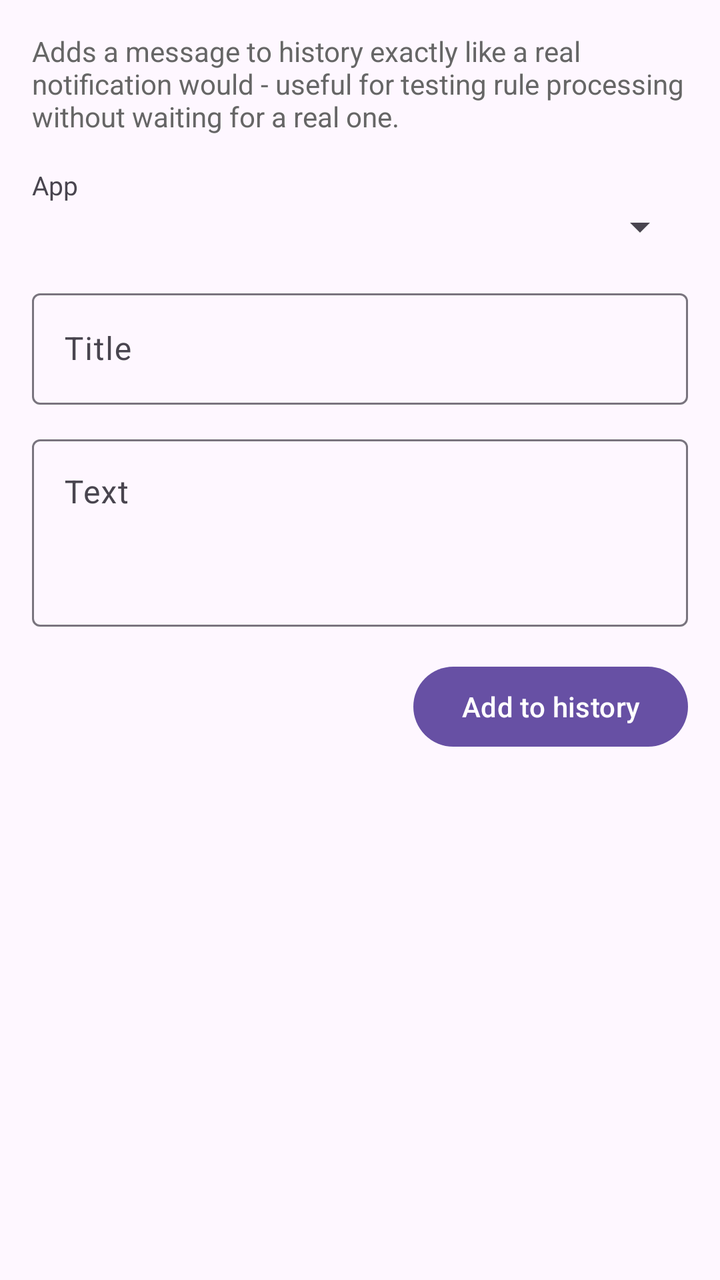
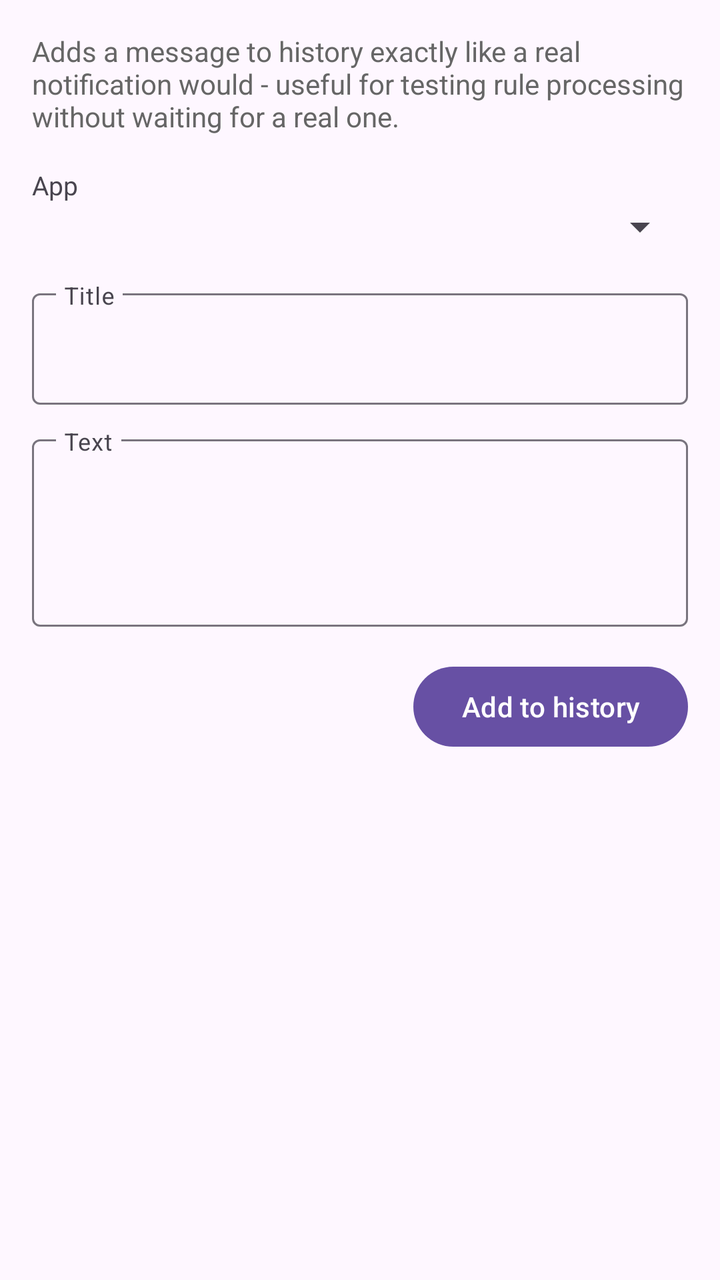

Screens rendered from an Android XML layout before and after an edit, with the pre-edit source and the edit as a unified diff.
<!-- AndroidManifest.xml: application theme Theme.FfNotifyImporter -->
<!-- res/layout/fragment_add_test_message.xml -->
<?xml version="1.0" encoding="utf-8"?>
<ScrollView xmlns:android="http://schemas.android.com/apk/res/android"
    android:layout_width="match_parent"
    android:layout_height="match_parent">

    <LinearLayout
        android:layout_width="match_parent"
        android:layout_height="wrap_content"
        android:orientation="vertical"
        android:padding="16dp">

        <TextView
            android:layout_width="match_parent"
            android:layout_height="wrap_content"
            android:layout_marginBottom="16dp"
            android:text="@string/add_test_message_explanation"
            android:textColor="#666666" />

        <TextView
            android:id="@+id/noMonitoredAppsText"
            android:layout_width="match_parent"
            android:layout_height="wrap_content"
            android:layout_marginBottom="16dp"
            android:text="@string/add_test_message_no_apps"
            android:visibility="gone" />

        <TextView
            android:layout_width="match_parent"
            android:layout_height="wrap_content"
            android:text="@string/add_test_message_app_label"
            android:textSize="13sp" />

        <Spinner
            android:id="@+id/appSpinner"
            android:layout_width="match_parent"
            android:layout_height="wrap_content"
            android:layout_marginBottom="16dp" />

        <com.google.android.material.textfield.TextInputLayout
            android:layout_width="match_parent"
            android:layout_height="wrap_content"
            android:layout_marginBottom="12dp"
            android:hint="@string/add_test_message_title_label">

            <com.google.android.material.textfield.TextInputEditText
                android:id="@+id/titleInput"
                android:layout_width="match_parent"
                android:layout_height="wrap_content" />

        </com.google.android.material.textfield.TextInputLayout>

        <com.google.android.material.textfield.TextInputLayout
            android:layout_width="match_parent"
            android:layout_height="wrap_content"
            android:layout_marginBottom="16dp"
            android:hint="@string/add_test_message_text_label">

            <com.google.android.material.textfield.TextInputEditText
                android:id="@+id/textInput"
                android:layout_width="match_parent"
                android:layout_height="wrap_content"
                android:gravity="top"
                android:inputType="textMultiLine"
                android:minLines="3" />

        </com.google.android.material.textfield.TextInputLayout>

        <Button
            android:id="@+id/addButton"
            android:layout_width="wrap_content"
            android:layout_height="wrap_content"
            android:layout_gravity="end"
            android:text="@string/add_test_message_add_button" />

    </LinearLayout>

</ScrollView>
<!-- resources referenced by this layout -->
<resources>
  <string name="add_test_message_add_button">Add to history</string>
  <string name="add_test_message_app_label">App</string>
  <string name="add_test_message_explanation">Adds a message to history exactly like a real notification would - useful for testing rule processing without waiting for a real one.</string>
  <string name="add_test_message_no_apps">No monitored apps yet. Pick at least one in Monitored apps first.</string>
  <string name="add_test_message_text_label">Text</string>
  <string name="add_test_message_title_label">Title</string>
  <style name="Theme.FfNotifyImporter" parent="Theme.Material3.DayNight.NoActionBar" />
</resources>

<!-- the commit's change to res/layout/fragment_add_test_message.xml (unified diff, before → after) -->
@@ -1,5 +1,6 @@
 <?xml version="1.0" encoding="utf-8"?>
 <ScrollView xmlns:android="http://schemas.android.com/apk/res/android"
+    xmlns:app="http://schemas.android.com/apk/res-auto"
     android:layout_width="match_parent"
     android:layout_height="match_parent">
 
@@ -40,7 +41,8 @@
             android:layout_width="match_parent"
             android:layout_height="wrap_content"
             android:layout_marginBottom="12dp"
-            android:hint="@string/add_test_message_title_label">
+            android:hint="@string/add_test_message_title_label"
+            app:expandedHintEnabled="false">
 
             <com.google.android.material.textfield.TextInputEditText
                 android:id="@+id/titleInput"
@@ -53,7 +55,8 @@
             android:layout_width="match_parent"
             android:layout_height="wrap_content"
             android:layout_marginBottom="16dp"
-            android:hint="@string/add_test_message_text_label">
+            android:hint="@string/add_test_message_text_label"
+            app:expandedHintEnabled="false">
 
             <com.google.android.material.textfield.TextInputEditText
                 android:id="@+id/textInput"
